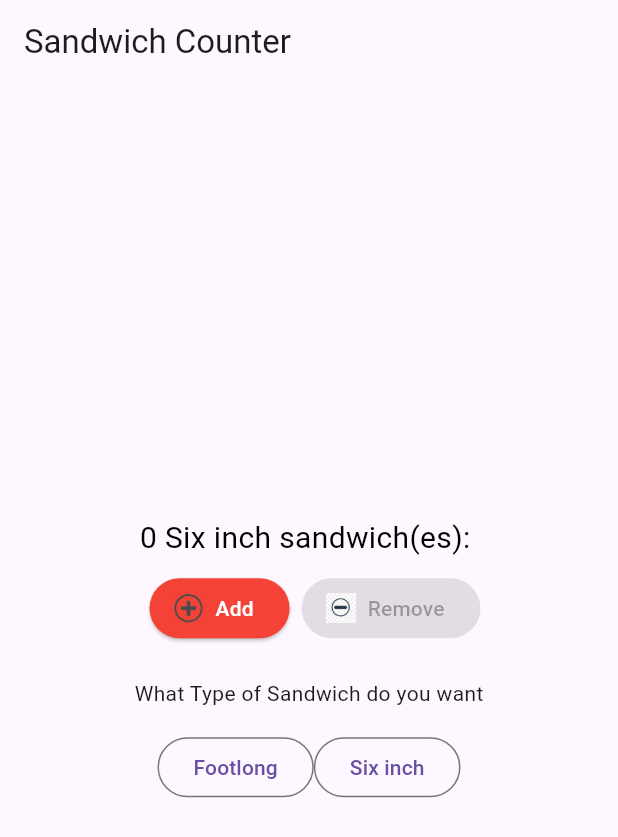
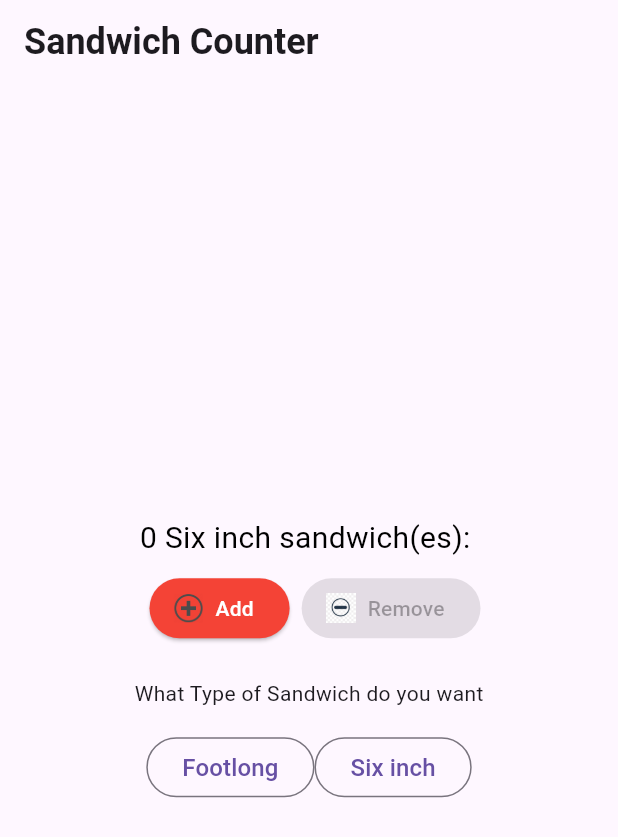
Before and after one commit to Luke-L2264308/first_flutter, a Flutter app: the screen it shows after launch, on a phone screen of 412 x 824 dp. Shown: the top 837 px of the screen. Run offline on Flutter 3.47's test engine with Material 3 defaults, Android fonts, the phone set to English and light mode, and no system bars.

Commit message:
add app_styles.dart and utilise it

```diff
--- /dev/null
+++ b/lib/app_styles.dart
@@ -0,0 +1,10 @@
+import 'package:flutter/material.dart';
+
+const TextStyle normalText = TextStyle(
+  fontSize: 16,
+);
+
+const heading1 = TextStyle(
+  fontSize: 24,
+  fontWeight: FontWeight.bold,
+);
--- a/lib/main.dart
+++ b/lib/main.dart
@@ -1,4 +1,5 @@
 import 'package:flutter/material.dart';
+import 'app_styles.dart';
 
 void main() {
   // runApp(const MyApp());
@@ -81,7 +82,7 @@ class _OrderScreenState extends State<OrderScreen> {
   Widget build(BuildContext context) {
     return Scaffold(
       appBar: AppBar(
-        title: const Text('Sandwich Counter'),
+        title: const Text('Sandwich Counter',style: heading1,),
       ),
       body: Center(
         child: Column(
@@ -122,9 +123,9 @@ class _OrderScreenState extends State<OrderScreen> {
               mainAxisAlignment: MainAxisAlignment.center,
               children: [
                 OutlinedButton(
-                    onPressed: _makeFootLong, child: const Text('Footlong')),
+                    onPressed: _makeFootLong, child: const Text('Footlong',style: normalText,)),
               OutlinedButton(
-                    onPressed: _makeSixInch, child: const Text('Six inch'))],
+                    onPressed: _makeSixInch, child: const Text('Six inch',style: normalText,))],
             )
           ],
         ),
```
